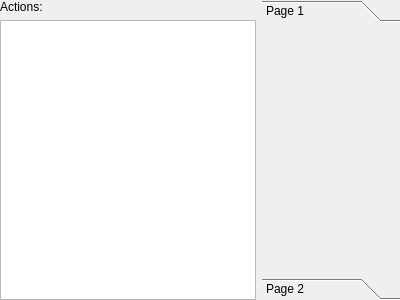
This is src/editor/widgets/actionscontainerwidget.ui in 0xFEEDC0DE64/QtGameMaker as Qt 5 draws it before an edit. The edited form follows.
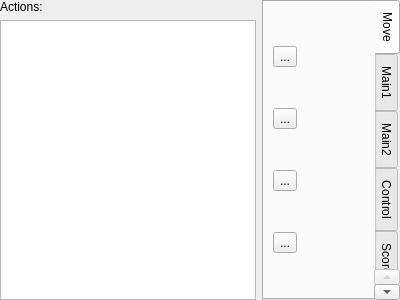
This is the edited form.

Diff of the .ui file:
```diff
--- a/src/editor/widgets/actionscontainerwidget.ui
+++ b/src/editor/widgets/actionscontainerwidget.ui
@@ -60,34 +60,98 @@
     </layout>
    </item>
    <item>
-    <widget class="QToolBox" name="toolBox">
-     <property name="currentIndex">
-      <number>0</number>
+    <widget class="QTabWidget" name="tabWidget">
+     <property name="tabPosition">
+      <enum>QTabWidget::East</enum>
      </property>
-     <widget class="QWidget" name="page">
-      <property name="geometry">
-       <rect>
-        <x>0</x>
-        <y>0</y>
-        <width>136</width>
-        <height>242</height>
-       </rect>
-      </property>
-      <attribute name="label">
-       <string>Page 1</string>
+     <widget class="QWidget" name="tabWidgetMove">
+      <attribute name="title">
+       <string>Move</string>
       </attribute>
+      <layout class="QVBoxLayout" name="verticalLayout_2">
+       <item>
+        <widget class="QToolButton" name="toolButton">
+         <property name="text">
+          <string>...</string>
+         </property>
+        </widget>
+       </item>
+       <item>
+        <widget class="QToolButton" name="toolButton_2">
+         <property name="text">
+          <string>...</string>
+         </property>
+        </widget>
+       </item>
+       <item>
+        <widget class="QToolButton" name="toolButton_3">
+         <property name="text">
+          <string>...</string>
+         </property>
+        </widget>
+       </item>
+       <item>
+        <widget class="QToolButton" name="toolButton_4">
+         <property name="text">
+          <string>...</string>
+         </property>
+        </widget>
+       </item>
+      </layout>
      </widget>
-     <widget class="QWidget" name="page_2">
-      <property name="geometry">
-       <rect>
-        <x>0</x>
-        <y>0</y>
-        <width>136</width>
-        <height>242</height>
-       </rect>
-      </property>
-      <attribute name="label">
-       <string>Page 2</string>
+     <widget class="QWidget" name="tabWidgetMain1">
+      <attribute name="title">
+       <string>Main1</string>
+      </attribute>
+     </widget>
+     <widget class="QWidget" name="tabWidgetMain2">
+      <attribute name="title">
+       <string>Main2</string>
+      </attribute>
+     </widget>
+     <widget class="QWidget" name="tabWidgetControl">
+      <attribute name="title">
+       <string>Control</string>
+      </attribute>
+     </widget>
+     <widget class="QWidget" name="tabWidgetScore">
+      <attribute name="title">
+       <string>Score</string>
+      </attribute>
+     </widget>
+     <widget class="QWidget" name="tabWidgetExtra">
+      <attribute name="title">
+       <string>Extra</string>
+      </attribute>
+     </widget>
+     <widget class="QWidget" name="tabWidgetDraw">
+      <attribute name="title">
+       <string>Draw</string>
+      </attribute>
+     </widget>
+     <widget class="QWidget" name="tabWidgetMoveAndRoom">
+      <attribute name="title">
+       <string>Move and Room</string>
+      </attribute>
+     </widget>
+     <widget class="QWidget" name="tabWidgetSaveLoadAndMouse">
+      <attribute name="title">
+       <string>Save, Load, and Mouse</string>
+      </attribute>
+     </widget>
+     <widget class="QWidget" name="tabWidgetDrawSpriteBackground">
+      <attribute name="title">
+       <string>Draw+Sprite+Background</string>
+      </attribute>
+     </widget>
+     <widget class="QWidget" name="tabWidgetDate">
+      <attribute name="title">
+       <string>Date</string>
+      </attribute>
+     </widget>
+     <widget class="QWidget" name="tabWidgetBreakout">
+      <attribute name="title">
+       <string>Breakout</string>
       </attribute>
      </widget>
     </widget>
```
